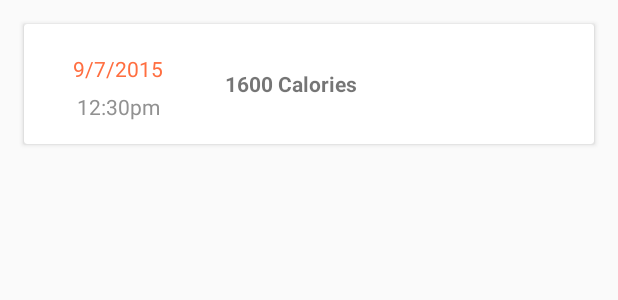
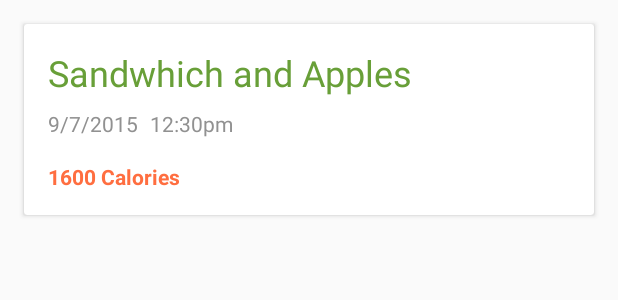
Before and after one commit to DoubleElite/EzCaloriez, an Android app: the layout calorie_history_item.xml on its own in the app's theme, with its tools: preview values and no code run, on a phone screen of 412 x 824 dp. Shown: the top 300 px of the screen. Run offline under Robolectric (Android 15) with nearby library versions, the light colour scheme and no system bars.

Commit message:
New feature - adding a title to the calorie item. Updated sql db. Updated gradle build versions to fix crashing bug. Updated calorie card view.

```diff
--- a/app/src/main/AndroidManifest.xml
+++ b/app/src/main/AndroidManifest.xml
@@ -13,7 +13,7 @@
         android:name="com.orm.SugarApp"
         tools:replace="android:icon">
         <meta-data android:name="DATABASE" android:value="ez_caloriez.db" />
-        <meta-data android:name="VERSION" android:value="1" />
+        <meta-data android:name="VERSION" android:value="2" />
         <meta-data android:name="QUERY_LOG" android:value="true" />
         <meta-data android:name="DOMAIN_PACKAGE_NAME" android:value="com.polymorphicinc" />
         <activity
--- a/app/src/main/java/com/polymorphicinc/ezcaloriez/CalorieHistory.java
+++ b/app/src/main/java/com/polymorphicinc/ezcaloriez/CalorieHistory.java
@@ -3,6 +3,7 @@ package com.polymorphicinc.ezcaloriez;
 import com.orm.SugarRecord;
 
 public class CalorieHistory extends SugarRecord<CalorieHistory> {
+    public String title;
     public String date;
     public String time;
     public int numberOfCalories;
@@ -16,10 +17,11 @@ public class CalorieHistory extends SugarRecord<CalorieHistory> {
         this.numberOfCalories = numberOfCalories;
     }
 
-    public CalorieHistory(String date, int numberOfCalories, String time) {
+    public CalorieHistory(String date, int numberOfCalories, String time, String title) {
         this.date = date;
         this.numberOfCalories = numberOfCalories;
         this.time = time;
+        this.title = title;
     }
 
 }
--- a/app/src/main/java/com/polymorphicinc/ezcaloriez/adapters/HistoryListAdapter.java
+++ b/app/src/main/java/com/polymorphicinc/ezcaloriez/adapters/HistoryListAdapter.java
@@ -41,6 +41,8 @@ public class HistoryListAdapter extends RecyclerView.Adapter<HistoryListAdapter.
         holder.tvAmount.setText(calorieAmount);
         // SET TIME
         holder.tvTime.setText(calorieHistory.time);
+        // SET TITLE
+        holder.tvTitle.setText(calorieHistory.title);
     }
 
     @Override
@@ -53,12 +55,14 @@ public class HistoryListAdapter extends RecyclerView.Adapter<HistoryListAdapter.
         public TextView tvDate;
         public TextView tvAmount;
         public TextView tvTime;
+        public TextView tvTitle;
 
         public HistoryListViewHolder(View v) {
             super(v);
             tvDate = (TextView) v.findViewById(R.id.calorie_date);
             tvAmount = (TextView) v.findViewById(R.id.calorie_amount);
             tvTime = (TextView) v.findViewById(R.id.calorie_time);
+            tvTitle = (TextView) v.findViewById(R.id.calorie_title);
         }
     }
 
--- a/app/src/main/java/com/polymorphicinc/ezcaloriez/presenters/IHistoryPresenter.java
+++ b/app/src/main/java/com/polymorphicinc/ezcaloriez/presenters/IHistoryPresenter.java
@@ -1,7 +1,7 @@
 package com.polymorphicinc.ezcaloriez.presenters;
 
 public interface IHistoryPresenter {
-    void AddCalorieToHistoryList(int calorieAmount, int currentCalorieAmount);
+    void AddCalorieToHistoryList(int calorieAmount, int currentCalorieAmount, String title);
     void InitializeCalorieLimit();
     void CheckForCalorieAmountFromPrefs();
     void CheckForCalorieHistoryItems();
--- a/app/src/main/res/layout/calorie_history_item.xml
+++ b/app/src/main/res/layout/calorie_history_item.xml
@@ -3,7 +3,7 @@
     android:id="@+id/calorie_cardview"
     android:orientation="vertical"
     android:layout_width="match_parent"
-    android:layout_height="80dp"
+    android:layout_height="wrap_content"
     android:layout_marginLeft="@dimen/cardview_margin_horizontal"
     android:layout_marginRight="@dimen/cardview_margin_horizontal"
     android:layout_marginTop="@dimen/cardview_margin_vertical_top">
@@ -11,55 +11,61 @@
     <GridLayout
         android:layout_width="match_parent"
         android:layout_height="match_parent"
-        android:padding="@dimen/cardview_content_padding_small"
+        android:padding="@dimen/cardview_content_padding"
         android:orientation="horizontal"
         android:columnCount="2"
-        android:rowCount="2">
+        android:rowCount="3">
+
+        <TextView
+            android:id="@+id/calorie_title"
+            android:text="Sandwhich and Apples"
+            android:textColor="@color/primary_dark"
+            android:textSize="24sp"
+            android:paddingBottom="8sp"
+            android:layout_width="match_parent"
+            android:layout_height="wrap_content"
+            android:layout_columnSpan="2"
+            android:gravity="center_vertical" />
 
         <LinearLayout
             android:layout_height="wrap_content"
-            android:layout_width="wrap_content"
-            android:layout_rowSpan="2"
-            android:layout_column="0"
-            android:orientation="vertical"
-            android:layout_gravity="center_vertical">
+            android:layout_width="match_parent"
+            android:layout_columnSpan="2"
+            android:layout_row="1"
+            android:orientation="horizontal"
+            android:paddingBottom="16sp">
 
             <TextView
                 android:id="@+id/calorie_date"
                 android:text="9/7/2015"
-                android:textColor="@color/accent"
-                android:padding="6dp"
-                android:layout_width="110dp"
+                android:layout_width="wrap_content"
                 android:layout_height="wrap_content"
-                android:gravity="center_horizontal" />
+                android:gravity="center_horizontal"
+                android:textColor="@color/lightgray" />
 
             <TextView
                 android:id="@+id/calorie_time"
                 android:layout_height="wrap_content"
-                android:layout_width="110dp"
+                android:layout_width="wrap_content"
                 android:gravity="center_horizontal"
+                android:paddingLeft="8dp"
                 android:text="12:30pm"
-                android:paddingTop="0dp"
-                android:layout_row="1"
-                android:layout_column="0"
                 android:textColor="@color/lightgray" />
 
         </LinearLayout>
 
         <LinearLayout
             android:layout_height="wrap_content"
-            android:layout_width="wrap_content"
-            android:layout_column="1"
-            android:layout_rowSpan="2"
+            android:layout_width="match_parent"
             android:layout_gravity="center_vertical">
             <TextView
                 android:id="@+id/calorie_amount"
                 android:text="1600 Calories"
-                android:padding="16dp"
-                android:layout_width="wrap_content"
-                android:layout_height="54dp"
-                android:gravity="center_vertical"
-                android:textStyle="bold"/>
+                android:layout_width="match_parent"
+                android:layout_height="wrap_content"
+                android:textStyle="bold"
+                android:textColor="@color/accent"
+                />
         </LinearLayout>
 
     </GridLayout>
```
Also changed, not shown: app/build.gradle (+7 -7 lines), app/src/main/java/com/polymorphicinc/ezcaloriez/presenters/HistoryPresenter.java (+9 -2 lines), app/src/main/java/com/polymorphicinc/ezcaloriez/ui/MainActivity.java (+40 -12 lines), 2 other files.
